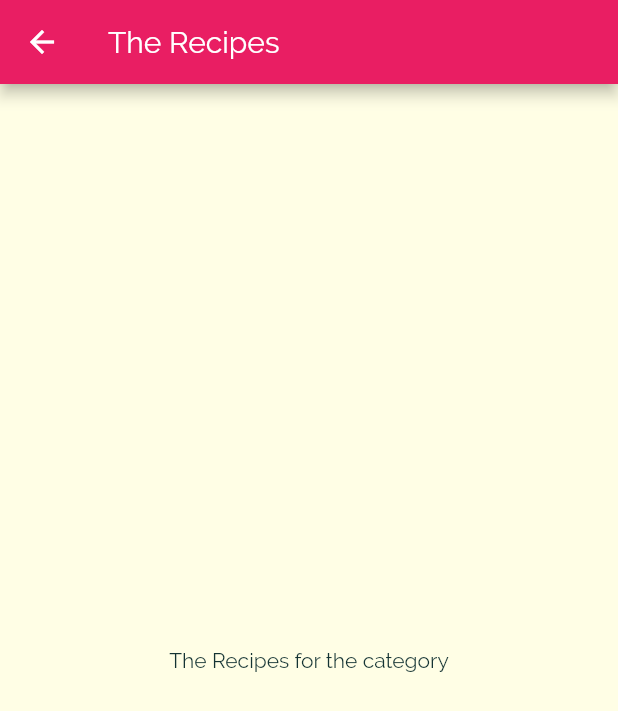
After one commit to rohitsrao/flutter-learning, a Flutter app: the screen it shows after launch, after a tap on "Italian", on a phone screen of 412 x 824 dp. The commit adds this screen. Shown: the top 711 px of the screen. Run offline on Flutter 3.47's test engine with Material 2 defaults, Android fonts, the phone set to English and light mode, and no system bars.

Commit message:
Tapping on Category Item takes to new screen
Used Navigator to push a page onto the stack.
To push we use a builder method that returns an instance of the Screen
Introduced InkWell into the GridView so that taps can be detected
InkWell also has option to set a splash effect
Created Category Meals Screen

```diff
--- a/03_meals_app/lib/category_item.dart
+++ b/03_meals_app/lib/category_item.dart
@@ -1,4 +1,6 @@
 import 'package:flutter/material.dart';
+
+import './screens/category_meals.dart';
 
 class CategoryItem extends StatelessWidget {
 
@@ -10,10 +12,24 @@ class CategoryItem extends StatelessWidget {
     this.color
   );
 
+  void selectCategory(BuildContext ctx) {
+    Navigator.of(ctx).push(
+      MaterialPageRoute(
+          builder: (_) {
+            return CategoryMealsScreen();
+          }
+      )
+    );
+  }
+
   @override
   Widget build(BuildContext context){
     return (
-      Container(
+      InkWell(
+        onTap: () => selectCategory(context),
+        splashColor: Theme.of(context).primaryColor,
+        borderRadius: BorderRadius.circular(15),
+        child: Container(
           padding: const EdgeInsets.all(15),
           child:  Text(
             title,
@@ -31,6 +47,7 @@ class CategoryItem extends StatelessWidget {
             borderRadius: BorderRadius.circular(15)
           )
         )
+      )
     );
   }
 }
--- a/03_meals_app/lib/models/category.dart
+++ b/03_meals_app/lib/models/category.dart
@@ -7,8 +7,8 @@ class Category {
   final Color color;
 
   const Category({
-    required this.id,
-    required this.title,
+    @required this.id,
+    @required this.title,
     this.color = Colors.orange
   });
 
--- /dev/null
+++ b/03_meals_app/lib/screens/category_meals.dart
@@ -0,0 +1,21 @@
+//Screen that shows the meals for a category.
+
+import 'package:flutter/material.dart';
+
+class CategoryMealsScreen extends StatelessWidget {
+  @override
+  Widget build(BuildContext context){
+    return (
+      Scaffold(
+        appBar: AppBar(
+          title: Text('The Recipes')
+        ),
+        body: Center(
+          child: Text(
+            'The Recipes for the category'
+          )
+        )
+      )
+    );
+  }
+}
```
Lines whose indentation alone changed are shown as unchanged.
